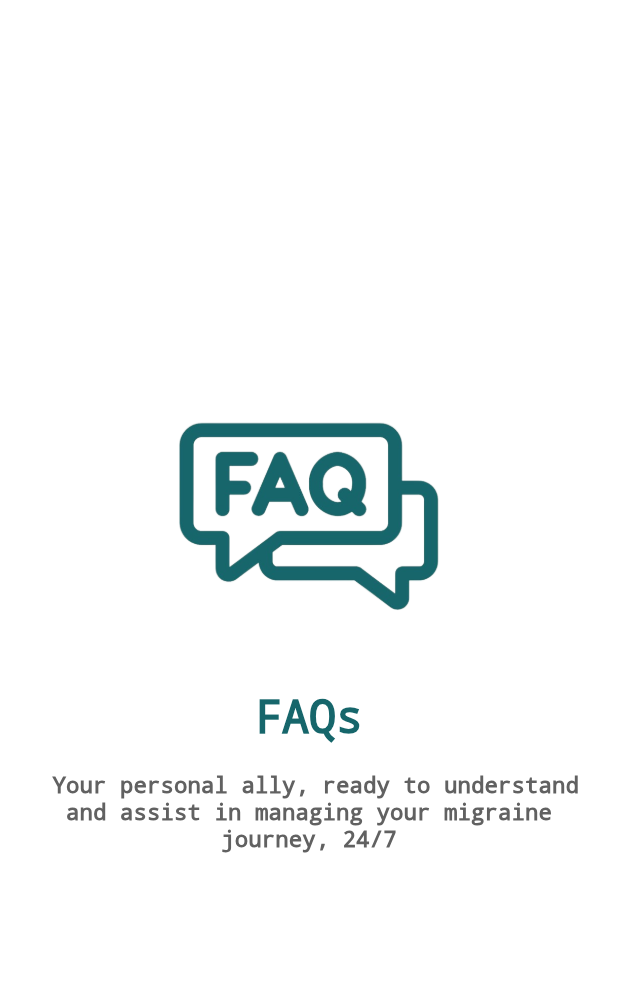
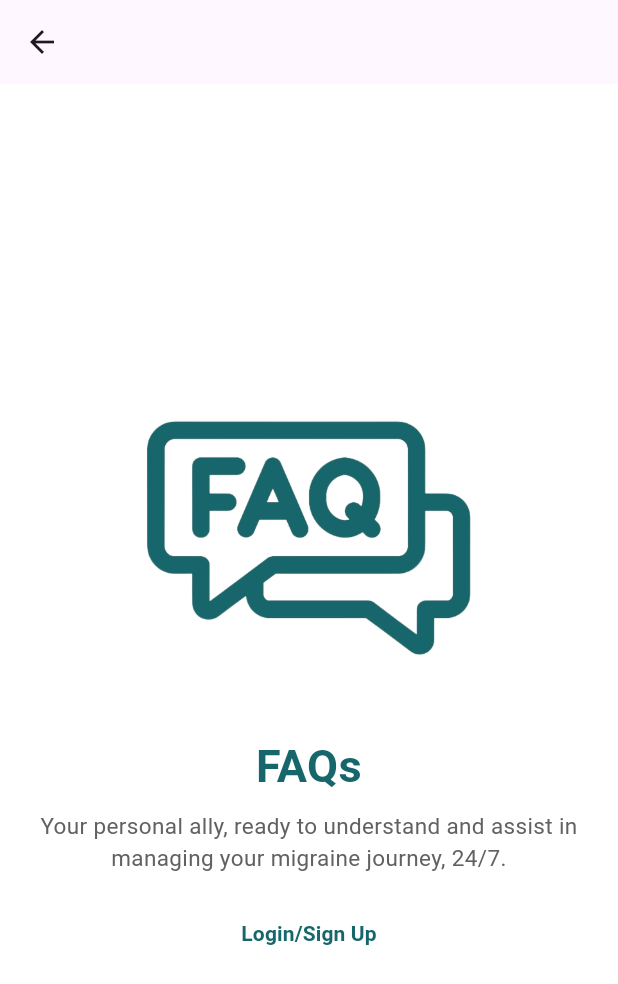
Before and after one commit to sanikaahadap/migraine_review, a Flutter app: the Features screen opened directly, after a tap on "FAQs", on a phone screen of 412 x 824 dp. Shown: the top 984 px of the screen. Run offline on Flutter 3.47's test engine with Material 3 defaults, Android fonts, the phone set to English and light mode, and no system bars; our stand-ins replace smooth_page_indicator.

```diff
--- a/lib/features.dart
+++ b/lib/features.dart
@@ -4,7 +4,7 @@ import 'package:neurooooo/intro_screens/intro_page_2.dart';
 import 'package:neurooooo/intro_screens/intro_page_3.dart';
 import 'package:neurooooo/intro_screens/intro_page_4.dart';
 import 'package:neurooooo/intro_screens/intro_page_5.dart';
-import 'package:neurooooo/onboarding_screen.dart';
+import 'package:neurooooo/login_signup_page.dart'; // Import the login/signup page
 
 class Features extends StatelessWidget {
   @override
@@ -13,6 +13,8 @@ class Features extends StatelessWidget {
       body: Center(
         child: Padding(
           padding: const EdgeInsets.all(16.0),
+          child: Container(
+            padding: EdgeInsets.only(top: 40.0), // Adjust the top padding as needed
             child: Column(
               mainAxisAlignment: MainAxisAlignment.center,
               crossAxisAlignment: CrossAxisAlignment.stretch,
@@ -32,7 +34,7 @@ class Features extends StatelessWidget {
                 FeatureButton(
                   imagePath: 'assets/intro_images/intro_1.png',
                   buttonText: 'Track & Assess',
-                onPressed: (){
+                  onPressed: () {
                     Navigator.push(
                       context,
                       MaterialPageRoute(builder: (context) => IntroPage1()), // Navigate to intro_page_1.dart
@@ -45,7 +47,7 @@ class Features extends StatelessWidget {
                   onPressed: () {
                     Navigator.push(
                       context,
-                    MaterialPageRoute(builder: (context) => IntroPage2()), // Navigate to intro_page_1.dart
+                      MaterialPageRoute(builder: (context) => IntroPage2()), // Navigate to intro_page_2.dart
                     );
                   },
                 ),
@@ -55,7 +57,7 @@ class Features extends StatelessWidget {
                   onPressed: () {
                     Navigator.push(
                       context,
-                    MaterialPageRoute(builder: (context) => IntroPage3()), // Navigate to intro_page_1.dart
+                      MaterialPageRoute(builder: (context) => IntroPage3()), // Navigate to intro_page_3.dart
                     );
                   },
                 ),
@@ -65,7 +67,7 @@ class Features extends StatelessWidget {
                   onPressed: () {
                     Navigator.push(
                       context,
-                    MaterialPageRoute(builder: (context) => IntroPage4()), // Navigate to intro_page_1.dart
+                      MaterialPageRoute(builder: (context) => IntroPage4()), // Navigate to intro_page_4.dart
                     );
                   },
                 ),
@@ -75,7 +77,7 @@ class Features extends StatelessWidget {
                   onPressed: () {
                     Navigator.push(
                       context,
-                    MaterialPageRoute(builder: (context) => IntroPage5()), // Navigate to intro_page_1.dart
+                      MaterialPageRoute(builder: (context) => IntroPage5()), // Navigate to intro_page_5.dart
                     );
                   },
                 ),
@@ -85,7 +87,25 @@ class Features extends StatelessWidget {
                   style: TextStyle(fontSize: 12.0, color: Colors.grey[700]),
                   textAlign: TextAlign.center,
                 ),
+                // Added text with a link to 'login_signup' page
+                TextButton(
+                  onPressed: () {
+                    Navigator.push(
+                      context,
+                      MaterialPageRoute(builder: (context) => LoginSignupPage()), // Navigate to login_signup_page.dart
+                    );
+                  },
+                  child: Text(
+                    'Skip to Login/Signup',
+                    style: TextStyle(
+                      color: Color(0xFF16666B),
+                      fontWeight: FontWeight.bold,
+                      decoration: TextDecoration.none,
+                    ),
+                  ),
+                ),
               ],
+            ),
           ),
         ),
       ),
--- a/lib/intro_screens/intro_page_5.dart
+++ b/lib/intro_screens/intro_page_5.dart
@@ -1,50 +1,75 @@
 import 'package:flutter/material.dart';
+import 'package:neurooooo/login_signup_page.dart';
 
 class IntroPage5 extends StatelessWidget {
-
   @override
   Widget build(BuildContext context) {
-    return Container(
-      color: Colors.white,
-      child: Center(
+    return Scaffold(
+      appBar: AppBar(
+        automaticallyImplyLeading: true,
+        leading: IconButton(
+          icon: Icon(Icons.arrow_back),
+          onPressed: () {
+            Navigator.pop(context);
+          },
+        ),
+      ),
+      body: Container(
+        color: Colors.white,
         child: Column(
           mainAxisAlignment: MainAxisAlignment.center,
           children: [
             Image.asset(
-              'assets/intro_images/intro_5.png', // Replace 'your_image.png' with the actual image asset path
-              width: 200, // Adjust the width as needed
-              height: 200, // Adjust the height as needed
-              // You can also use other properties like fit, alignment, etc.
+              'assets/intro_images/intro_5.png',
+              width: 250,
+              height: 250,
             ),
-            SizedBox(height: 16), // Adjust the spacing between image and text
+            SizedBox(height: 5),
             Padding(
-              padding: const EdgeInsets.all(0.0),
+              padding: const EdgeInsets.symmetric(horizontal: 16.0),
               child: Text(
                 'FAQs',
+                textAlign: TextAlign.center,
                 style: TextStyle(
                   decoration: TextDecoration.none,
                   fontWeight: FontWeight.bold,
-                  color: Color.fromRGBO(22, 102, 107, 1.0), // Adjust the text color as needed
+                  color: Color.fromRGBO(22, 102, 107, 1.0),
                   fontSize: 30.0,
                 ),
               ),
             ),
-            SizedBox(height: 8), // Adjust the spacing between image and text
+            SizedBox(height: 8),
             Padding(
-              padding: const EdgeInsets.all(11.0),
+              padding: const EdgeInsets.symmetric(horizontal: 16.0),
               child: Text(
-                textAlign : TextAlign.center,
-                ' Your personal ally, ready to understand and assist in managing your migraine journey, 24/7',
+                'Your personal ally, ready to understand and assist in managing your migraine journey, 24/7.',
+                textAlign: TextAlign.center,
                 style: TextStyle(
                   decoration: TextDecoration.none,
-                  color: Colors.grey[700], // Adjust the text color as needed
+                  color: Colors.grey[700],
                   fontSize: 15.0,
+                ),
+              ),
+            ),
+            SizedBox(height: 16),
+            TextButton(
+              onPressed: () {
+                Navigator.push(
+                  context,
+                  MaterialPageRoute(builder: (context) => LoginSignupPage()),
+                );
+              },
+              child: Text(
+                'Login/Sign Up',
+                style: TextStyle(
+                  color: Color.fromRGBO(22, 102, 107, 1.0),
+                  fontWeight: FontWeight.bold,
+                  decoration: TextDecoration.none,
                 ),
               ),
             ),
           ],
         ),
-
       ),
     );
   }
```
Also changed, not shown: lib/animated_page.dart (+8 -20 lines), lib/intro_screens/intro_page_1.dart (+38 -19 lines), lib/intro_screens/intro_page_2.dart (+41 -19 lines), lib/intro_screens/intro_page_3.dart (+42 -18 lines), lib/intro_screens/intro_page_4.dart (+43 -18 lines), lib/login.dart (added, +156 -0 lines), lib/login_signup_page.dart (added, +91 -0 lines). Lines whose indentation alone changed are shown as unchanged.
